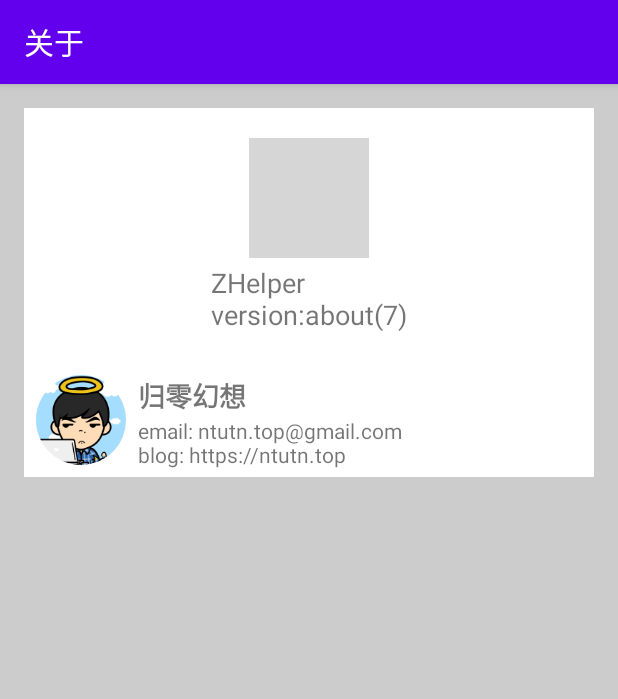
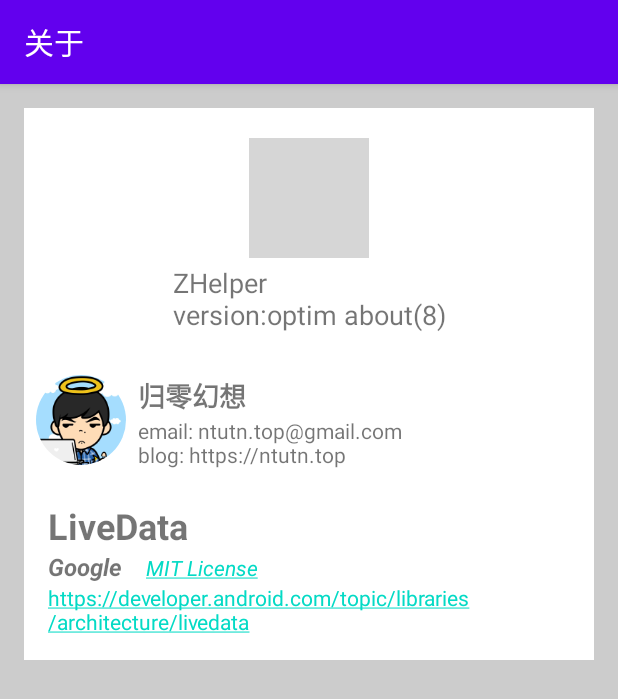
Before and after one commit to zerofancy/zerohelper, an Android app: the AboutActivity screen opened directly, with no data from a screen before it, on a phone screen of 412 x 824 dp. Shown: the top 699 px of the screen. Run offline under Robolectric (Android 15) with nearby library versions, the phone set to English and light mode, and no system bars; pictures from the network do not load; grey boxes are pictures that could not be loaded.

Commit message:
optim about page

```diff
--- a/app/build.gradle
+++ b/app/build.gradle
@@ -10,8 +10,8 @@ android {
         applicationId "top.ntutn.zerohelper"
         minSdk 21
         targetSdk 31
-        versionCode 7
-        versionName "about"
+        versionCode 8
+        versionName "optim about"
 
         testInstrumentationRunner "androidx.test.runner.AndroidJUnitRunner"
     }
--- a/app/src/main/java/top/ntutn/zerohelper/AboutActivity.kt
+++ b/app/src/main/java/top/ntutn/zerohelper/AboutActivity.kt
@@ -1,21 +1,17 @@
 package top.ntutn.zerohelper
 
-import android.annotation.SuppressLint
 import android.content.Context
 import android.content.Intent
 import android.net.Uri
-import androidx.appcompat.app.AppCompatActivity
 import android.os.Bundle
+import android.text.Html
 import android.view.LayoutInflater
-import android.view.View
 import android.view.ViewGroup
-import android.widget.LinearLayout
-import android.widget.TextView
-import androidx.lifecycle.MutableLiveData
 import androidx.recyclerview.widget.LinearLayoutManager
 import androidx.recyclerview.widget.RecyclerView
 import androidx.viewbinding.ViewBinding
 import com.bumptech.glide.Glide
+import top.ntutn.zerohelper.databinding.AboutMenuLicenseBinding
 import top.ntutn.zerohelper.databinding.AboutMenuTitleBinding
 import top.ntutn.zerohelper.databinding.AboutMenuUserBinding
 import top.ntutn.zerohelper.databinding.ActivityAboutBinding
@@ -47,13 +43,14 @@ class AboutActivity : BaseActivity() {
                     email: ntutn.top@gmail.com
                     blog: https://ntutn.top
                 """.trimIndent(),
+                "https://ntutn.top",
             )
-//            repeat(3) {
-//                link()
-//            }
-//            repeat(5) {
-//                license()
-//            }
+            license(
+                componentName = "LiveData",
+                companyName = "Google",
+                MenuLicenseItem.License.MIT,
+                "https://developer.android.com/topic/libraries/architecture/livedata"
+            )
         })
     }
 }
@@ -79,6 +76,34 @@ class AboutAdapter(private val menuList: List<MenuItem>) : RecyclerView.Adapter<
                 .into(viewBinding.menuAvatar)
             viewBinding.menuName.text = item.name
             viewBinding.menuDescription.text = item.description
+            if (!item.link.isNullOrBlank()) {
+                viewBinding.root.setOnClickListener {
+                    val uri = Uri.parse(item.link)
+                    val intent = Intent(Intent.ACTION_VIEW, uri)
+                    it.context.startActivity(intent)
+                }
+            } else {
+                viewBinding.root.isClickable = false
+            }
+        }
+    }
+
+    class LicenseMenuViewHolder(val viewBinding: AboutMenuLicenseBinding) : AboutMenuViewHolder(viewBinding) {
+        override fun bind(item: MenuItem) {
+            require(item is MenuLicenseItem)
+            viewBinding.menuName.text = item.componentName
+            viewBinding.menuCompany.text = item.companyName
+            viewBinding.menuLicense.text = Html.fromHtml(
+                """
+                <a href="${item.license.link()}">${item.license.showName()}</a>
+            """.trimIndent()
+            )
+            viewBinding.menuLicense.setOnClickListener {
+                val uri = Uri.parse(item.license.link())
+                val intent = Intent(Intent.ACTION_VIEW, uri)
+                it.context.startActivity(intent)
+            }
+            viewBinding.menuHomePage.text = item.homepage
         }
     }
 
@@ -90,6 +115,9 @@ class AboutAdapter(private val menuList: List<MenuItem>) : RecyclerView.Adapter<
             )
             MenuItem.ItemType.USER.ordinal -> UserMenuViewHolder(
                 AboutMenuUserBinding.inflate(layoutInflater, parent, false)
+            )
+            MenuItem.ItemType.LICENSE.ordinal -> LicenseMenuViewHolder(
+                AboutMenuLicenseBinding.inflate(layoutInflater, parent, false)
             )
             else -> throw NotImplementedError("有未实现的类型")
         }
@@ -112,7 +140,6 @@ abstract class MenuItem {
     enum class ItemType {
         TITLE,
         LICENSE,
-        LINK,
         USER,
     }
 }
@@ -121,15 +148,24 @@ class MenuTitleItem(val appName: String, val appVersion: String) : MenuItem() {
     override val itemType: ItemType = ItemType.TITLE
 }
 
-class MenuLicenseItem : MenuItem() {
+class MenuLicenseItem(val componentName: String, val companyName: String, val license: License, val homepage: String) :
+    MenuItem() {
     override val itemType: ItemType = ItemType.LICENSE
+
+    enum class License {
+        MIT;
+
+        fun link() = when (this) {
+            MIT -> "https://opensource.org/licenses/MIT"
+        }
+
+        fun showName() = when (this) {
+            MIT -> "MIT License"
+        }
+    }
 }
 
-class MenuLinkItem : MenuItem() {
-    override val itemType: ItemType = ItemType.LINK
-}
-
-class MenuUserItem(val avatar:String, val name: String, val description: String) : MenuItem() {
+class MenuUserItem(val avatar: String, val name: String, val description: String, val link: String?) : MenuItem() {
     override val itemType: ItemType = ItemType.USER
 }
 
@@ -137,14 +173,15 @@ fun MutableList<MenuItem>.title(appName: String, appVersion: String) {
     add(MenuTitleItem(appName, appVersion))
 }
 
-fun MutableList<MenuItem>.license() {
-    add(MenuLicenseItem())
+fun MutableList<MenuItem>.license(
+    componentName: String,
+    companyName: String,
+    license: MenuLicenseItem.License,
+    homepage: String
+) {
+    add(MenuLicenseItem(componentName, companyName, license, homepage))
 }
 
-fun MutableList<MenuItem>.link() {
-    add(MenuLinkItem())
+fun MutableList<MenuItem>.user(avatar: String, name: String, description: String, link: String?) {
+    add(MenuUserItem(avatar, name, description, link))
 }
-
-fun MutableList<MenuItem>.user(avatar:String, name: String, description: String) {
-    add(MenuUserItem(avatar, name, description))
-}
--- /dev/null
+++ b/app/src/main/res/layout/about_menu_license.xml
@@ -0,0 +1,49 @@
+<?xml version="1.0" encoding="utf-8"?>
+<androidx.constraintlayout.widget.ConstraintLayout xmlns:android="http://schemas.android.com/apk/res/android"
+    xmlns:tools="http://schemas.android.com/tools"
+    android:layout_width="match_parent"
+    android:layout_height="wrap_content"
+    xmlns:app="http://schemas.android.com/apk/res-auto"
+    android:background="@color/white"
+    android:padding="16dp">
+
+    <TextView
+        android:id="@+id/menu_name"
+        android:layout_width="wrap_content"
+        android:layout_height="wrap_content"
+        android:textSize="24sp"
+        tools:text="LiveData"
+        app:layout_constraintLeft_toLeftOf="parent"
+        app:layout_constraintTop_toTopOf="parent"
+        android:textStyle="bold" />
+
+    <TextView
+        android:id="@+id/menu_company"
+        android:layout_width="wrap_content"
+        android:layout_height="wrap_content"
+        android:textSize="16sp"
+        tools:text="Google"
+        app:layout_constraintLeft_toLeftOf="@id/menu_name"
+        app:layout_constraintTop_toBottomOf="@id/menu_name"
+        android:textStyle="italic|bold" />
+
+    <TextView
+        android:layout_width="wrap_content"
+        android:layout_height="wrap_content"
+        android:id="@+id/menu_license"
+        app:layout_constraintStart_toEndOf="@id/menu_company"
+        tools:text="MIT"
+        app:layout_constraintBaseline_toBaselineOf="@id/menu_company"
+        android:layout_marginStart="16dp"
+        android:textStyle="italic" />
+
+    <TextView
+        android:id="@+id/menu_home_page"
+        android:layout_width="wrap_content"
+        android:layout_height="wrap_content"
+        android:autoLink="all"
+        tools:text="https://developer.android.com/topic/libraries/architecture/livedata"
+        app:layout_constraintStart_toStartOf="@id/menu_company"
+        app:layout_constraintTop_toBottomOf="@id/menu_company" />
+
+</androidx.constraintlayout.widget.ConstraintLayout>
```
